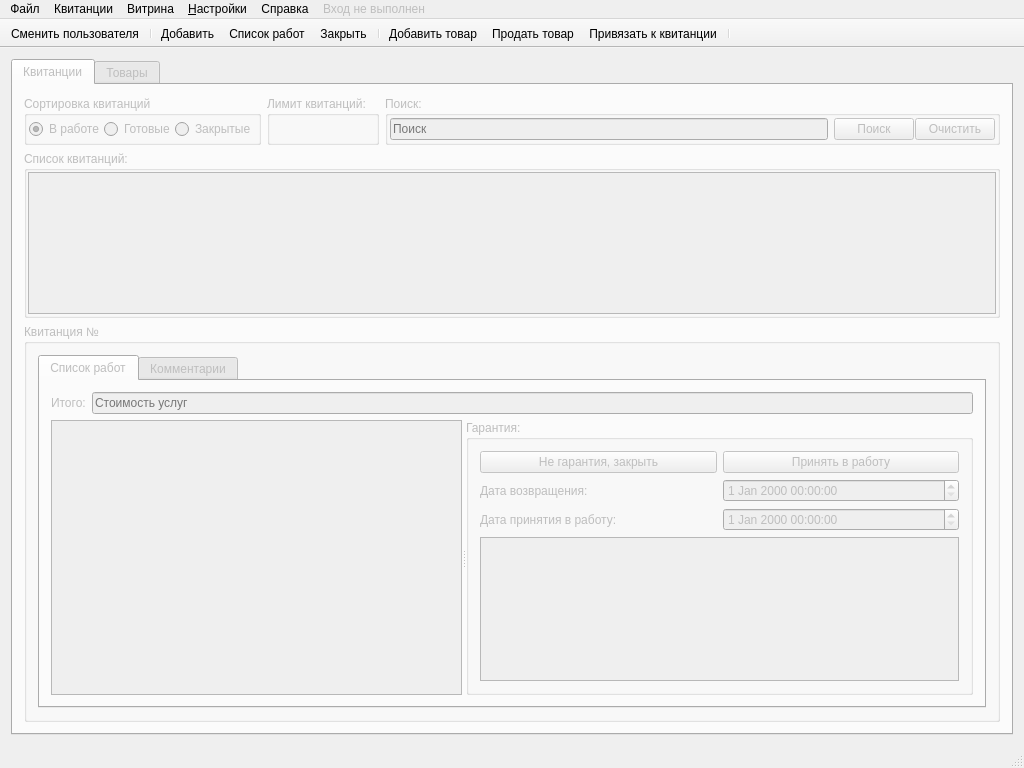
The window that mainwindow.ui (eboladev/XPPC) describes before a commit, drawn with Qt 5.
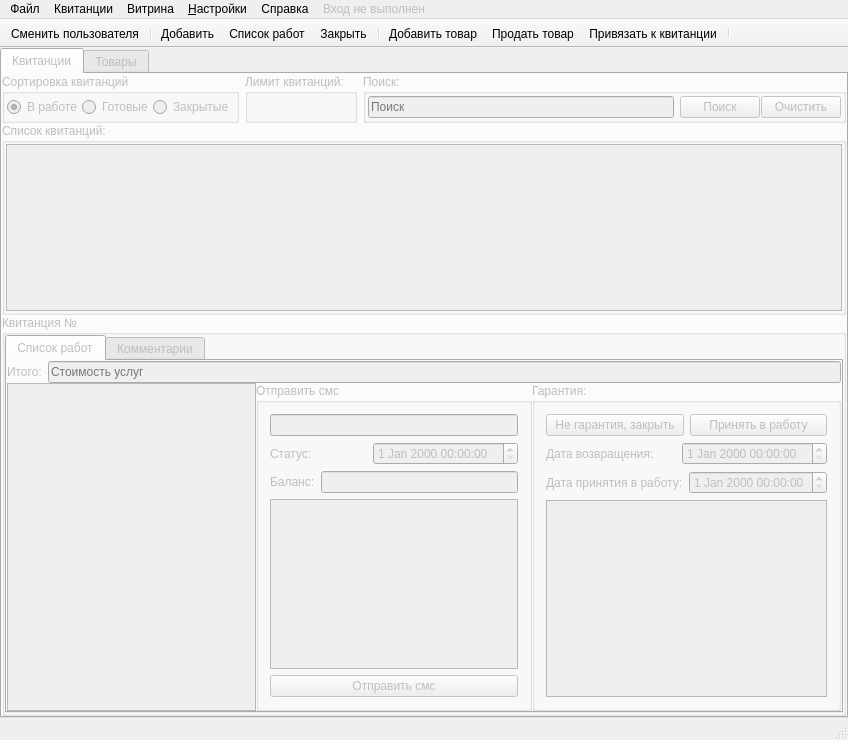
The same window after the commit. Icons and pictures are not drawn. Custom widgets are drawn as their Qt base class.

What changed in the file:
```diff
--- a/mainwindow.ui
+++ b/mainwindow.ui
@@ -6,8 +6,8 @@
    <rect>
     <x>0</x>
     <y>0</y>
-    <width>1024</width>
-    <height>768</height>
+    <width>848</width>
+    <height>740</height>
    </rect>
   </property>
   <property name="minimumSize">
@@ -34,6 +34,12 @@
   </property>
   <widget class="QWidget" name="centralWidget">
    <layout class="QGridLayout" name="gridLayout_4">
+    <property name="margin">
+     <number>0</number>
+    </property>
+    <property name="spacing">
+     <number>0</number>
+    </property>
     <item row="0" column="0">
      <widget class="QTabWidget" name="tabWidget">
       <property name="enabled">
@@ -63,6 +69,12 @@
         <string>Квитанции</string>
        </attribute>
        <layout class="QGridLayout" name="gridLayout_5">
+        <property name="margin">
+         <number>0</number>
+        </property>
+        <property name="spacing">
+         <number>0</number>
+        </property>
         <item row="0" column="0">
          <layout class="QHBoxLayout" name="horizontalLayout">
           <item>
@@ -300,6 +312,12 @@
            <string>Квитанция №</string>
           </property>
           <layout class="QGridLayout" name="gridLayout_7">
+           <property name="margin">
+            <number>0</number>
+           </property>
+           <property name="spacing">
+            <number>0</number>
+           </property>
            <item row="0" column="0">
             <widget class="QTabWidget" name="tabWidgetFastTicketInfo">
              <property name="enabled">
@@ -312,8 +330,14 @@
               <attribute name="title">
                <string>Список работ</string>
               </attribute>
-              <layout class="QGridLayout" name="gridLayout_14">
-               <item row="0" column="0">
+              <layout class="QVBoxLayout" name="verticalLayout_6">
+               <property name="spacing">
+                <number>0</number>
+               </property>
+               <property name="margin">
+                <number>0</number>
+               </property>
+               <item>
                 <layout class="QHBoxLayout" name="horizontalLayout_5">
                  <item>
                   <widget class="QLabel" name="labelJobPrice">
@@ -331,11 +355,12 @@
                  </item>
                 </layout>
                </item>
-               <item row="1" column="0">
-                <widget class="QSplitter" name="splitter">
-                 <property name="orientation">
-                  <enum>Qt::Horizontal</enum>
+               <item>
+                <layout class="QHBoxLayout" name="horizontalLayout_14">
+                 <property name="spacing">
+                  <number>0</number>
                  </property>
+                 <item>
                  <widget class="QTreeView" name="treeViewJobsOnTicket">
                   <property name="enabled">
                    <bool>false</bool>
@@ -350,6 +375,58 @@
                    <bool>false</bool>
                   </attribute>
                  </widget>
+                 </item>
+                 <item>
+                  <widget class="QGroupBox" name="groupBoxSms">
+                   <property name="title">
+                    <string>Отправить смс</string>
+                   </property>
+                   <layout class="QVBoxLayout" name="verticalLayout_4">
+                    <item>
+                     <widget class="QLineEdit" name="lineEditPhones"/>
+                    </item>
+                    <item>
+                     <layout class="QHBoxLayout" name="horizontalLayout_17">
+                      <item>
+                       <widget class="QLabel" name="labelStatus">
+                        <property name="text">
+                         <string>Статус:</string>
+                        </property>
+                       </widget>
+                      </item>
+                      <item>
+                       <widget class="QDateTimeEdit" name="dateTimeEditLastStatusTime"/>
+                      </item>
+                     </layout>
+                    </item>
+                    <item>
+                     <layout class="QHBoxLayout" name="horizontalLayout_18">
+                      <item>
+                       <widget class="QLabel" name="labelBalance">
+                        <property name="text">
+                         <string>Баланс:</string>
+                        </property>
+                       </widget>
+                      </item>
+                      <item>
+                       <widget class="QLineEdit" name="lineEditBalance"/>
+                      </item>
+                     </layout>
+                    </item>
+                    <item>
+                     <widget class="QPlainTextEdit" name="plainTextEditSmsText"/>
+                    </item>
+                    <item>
+                     <widget class="QPushButton" name="pushButtonSendSms">
+                      <property name="text">
+                       <string>Отправить смс</string>
+                      </property>
+                     </widget>
+                    </item>
+                   </layout>
+                  </widget>
+                 </item>
+                 <item>
                  <widget class="QGroupBox" name="groupBoxGuarantee">
                   <property name="minimumSize">
                    <size>
@@ -379,20 +456,6 @@
                      </item>
                     </layout>
                    </item>
-                   <item row="1" column="0">
-                    <layout class="QHBoxLayout" name="horizontalLayout_15">
-                     <item>
-                      <widget class="QLabel" name="labelDateAcceptedGuarantee">
-                       <property name="text">
-                        <string>Дата возвращения:</string>
-                       </property>
-                      </widget>
-                     </item>
-                     <item>
-                      <widget class="QDateTimeEdit" name="dateTimeEditGuaranteeDateAccepted"/>
-                     </item>
-                    </layout>
-                   </item>
                    <item row="2" column="0">
                     <layout class="QHBoxLayout" name="horizontalLayout_16">
                      <item>
@@ -407,6 +470,20 @@
                      </item>
                     </layout>
                    </item>
+                    <item row="1" column="0">
+                     <layout class="QHBoxLayout" name="horizontalLayout_15">
+                      <item>
+                       <widget class="QLabel" name="labelDateAcceptedGuarantee">
+                        <property name="text">
+                         <string>Дата возвращения:</string>
+                        </property>
+                       </widget>
+                      </item>
+                      <item>
+                       <widget class="QDateTimeEdit" name="dateTimeEditGuaranteeDateAccepted"/>
+                      </item>
+                     </layout>
+                    </item>
                    <item row="3" column="0">
                     <widget class="QPlainTextEdit" name="plainTextEditTicketGuaranteeProblem">
                      <property name="readOnly">
@@ -416,7 +493,8 @@
                    </item>
                   </layout>
                  </widget>
-                </widget>
+                 </item>
+                </layout>
                </item>
               </layout>
              </widget>
@@ -761,7 +839,7 @@
     <rect>
      <x>0</x>
      <y>0</y>
-     <width>1024</width>
+     <width>848</width>
      <height>21</height>
     </rect>
    </property>
```
Lines whose indentation alone changed are shown as unchanged.
